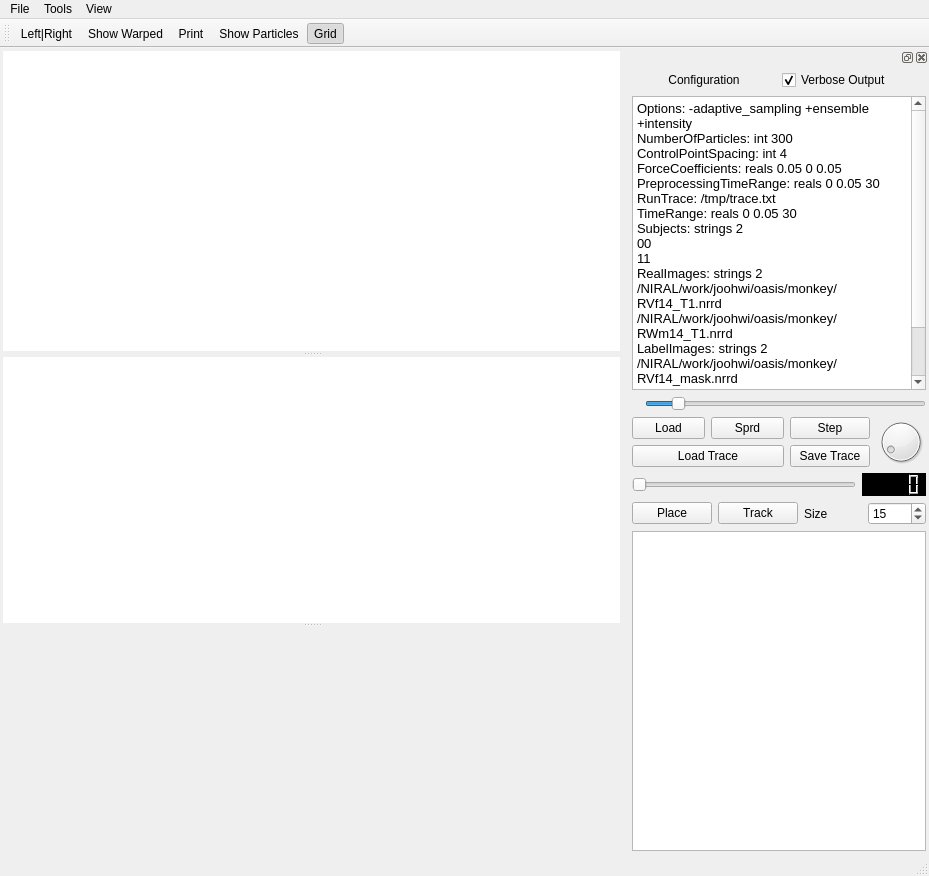
Qt form itkProjects/Particles/simul2d.ui (SadeghMSalehi/gradworks) before a commit.
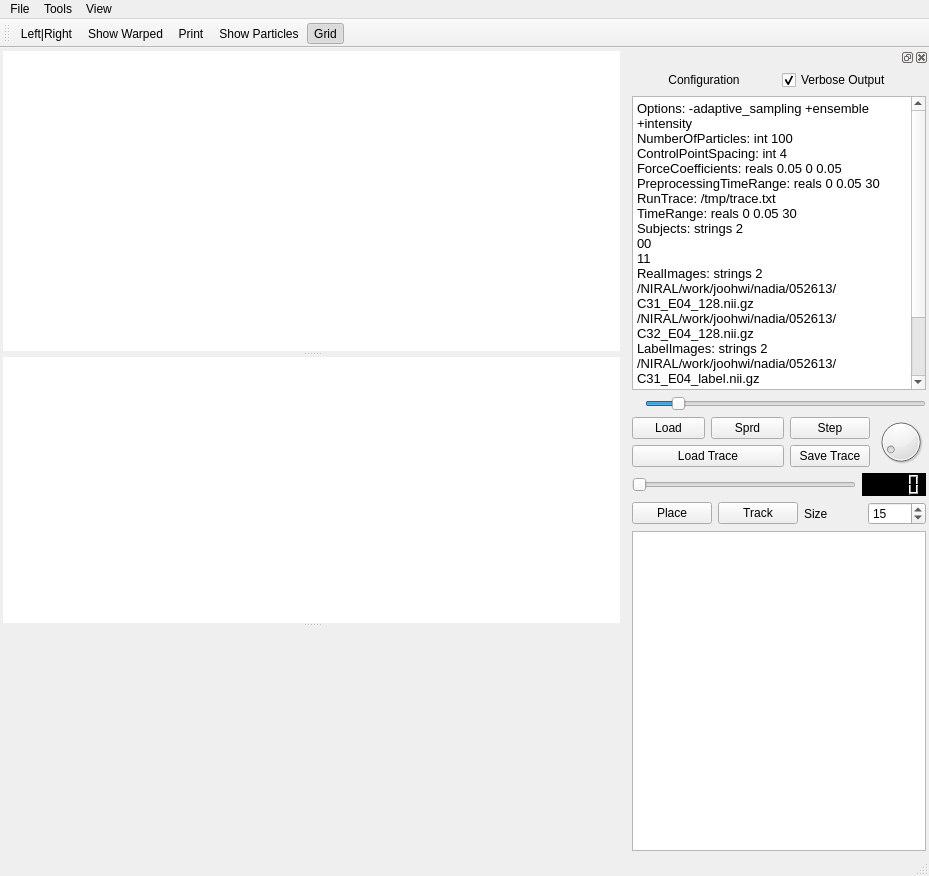
The same form after that commit. Icons and pictures are not drawn. Custom widgets are drawn as their Qt base class.

Commit message: updated particle process

The edit to the form file:
```diff
--- a/itkProjects/Particles/simul2d.ui
+++ b/itkProjects/Particles/simul2d.ui
@@ -262,7 +262,7 @@
          </property>
          <property name="plainText">
           <string>Options: -adaptive_sampling +ensemble +intensity
-NumberOfParticles: int 300
+NumberOfParticles: int 100
 ControlPointSpacing: int 4
 ForceCoefficients: reals 0.05 0 0.05
 PreprocessingTimeRange: reals 0 0.05 30
@@ -272,12 +272,13 @@
 00
 11
 RealImages: strings 2
-/NIRAL/work/joohwi/oasis/monkey/RVf14_T1.nrrd
-/NIRAL/work/joohwi/oasis/monkey/RWm14_T1.nrrd
+/NIRAL/work/joohwi/nadia/052613/C31_E04_128.nii.gz
+/NIRAL/work/joohwi/nadia/052613/C32_E04_128.nii.gz
 LabelImages: strings 2
-/NIRAL/work/joohwi/oasis/monkey/RVf14_mask.nrrd
-/NIRAL/work/joohwi/oasis/monkey/RWm14_mask.nrrd
-==option_end==</string>
+/NIRAL/work/joohwi/nadia/052613/C31_E04_label.nii.gz
+/NIRAL/work/joohwi/nadia/052613/C32_E04_label.nii.gz
+==option_end==
+</string>
          </property>
         </widget>
        </item>
```
The commit also changes 22 other files.
